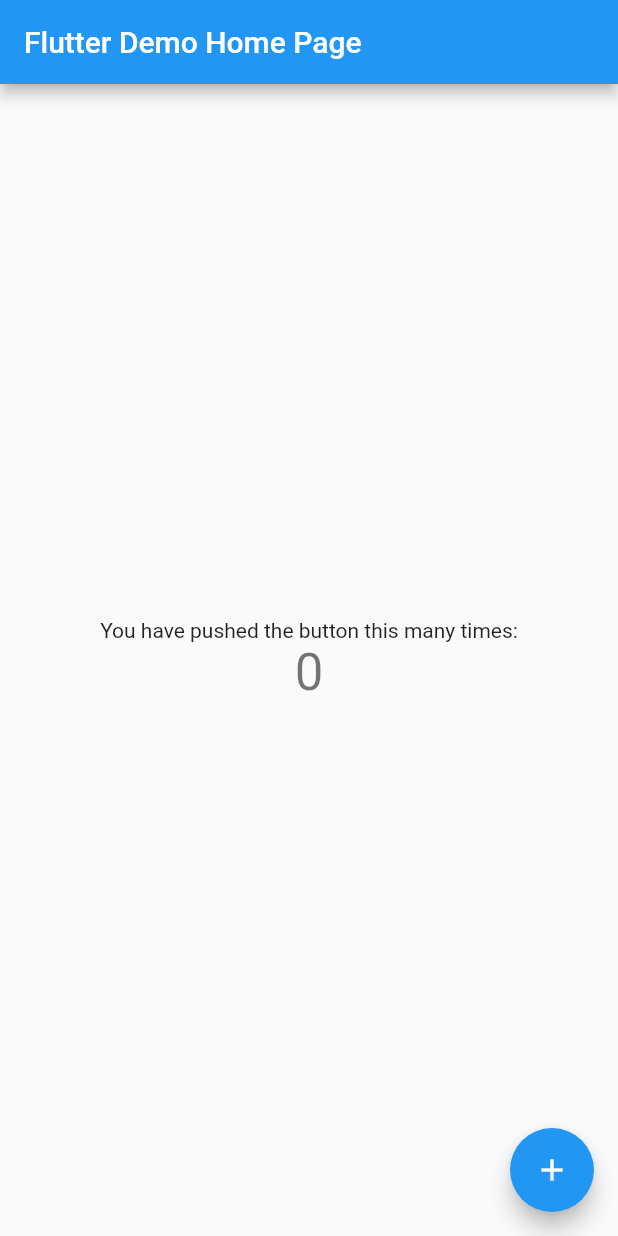
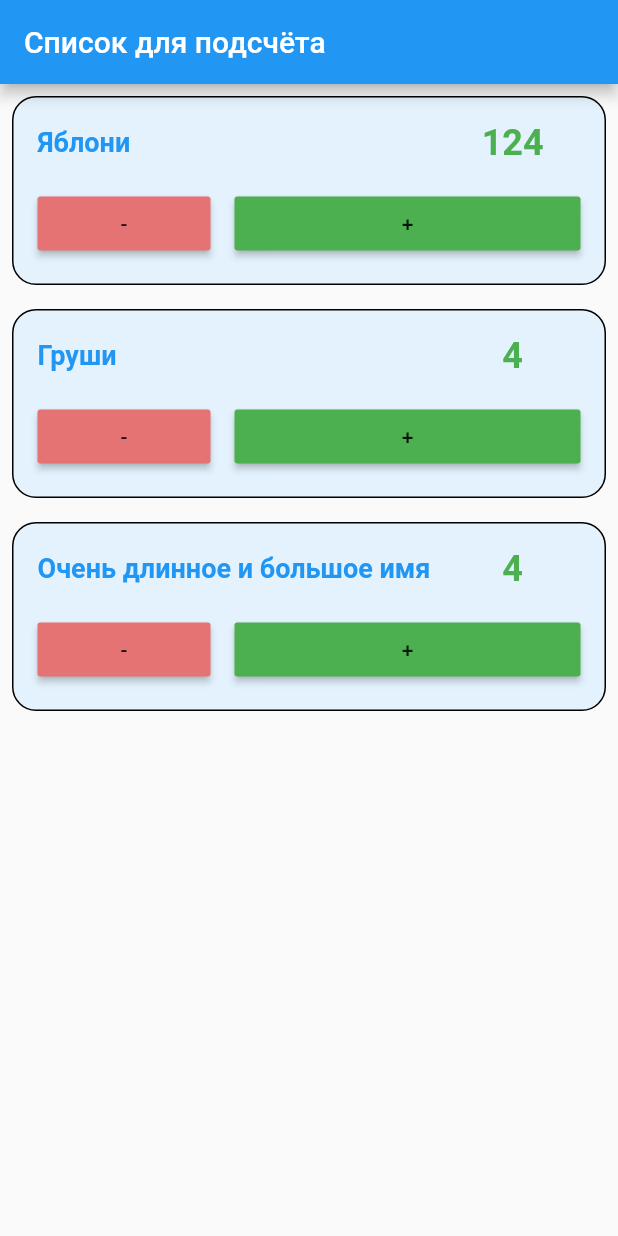
Before and after one commit to AleshaD/inventory_records, a Flutter app: the screen it shows after launch, on a phone screen of 412 x 824 dp. Run offline on Flutter 3.47's test engine with Material 2 defaults, Android fonts, the phone set to English and light mode, and no system bars; our stand-ins replace bloc; missing offline and left inert: shared_preferences_web.

Commit message:
counting list screen

```diff
--- a/lib/main.dart
+++ b/lib/main.dart
@@ -1,4 +1,5 @@
 import 'package:flutter/material.dart';
+import 'package:inventory/screens/counting_list/counting_list_screen.dart';
 
 void main() {
   runApp(const MyApp());
@@ -10,58 +11,11 @@ class MyApp extends StatelessWidget {
   @override
   Widget build(BuildContext context) {
     return MaterialApp(
-      title: 'Flutter Demo',
+      title: 'Count List',
       theme: ThemeData(
         primarySwatch: Colors.blue,
       ),
-      home: const MyHomePage(title: 'Flutter Demo Home Page'),
+      home: CountingListScreen(),
     );
   }
 }
-
-class MyHomePage extends StatefulWidget {
-  const MyHomePage({Key? key, required this.title}) : super(key: key);
-
-  final String title;
-
-  @override
-  State<MyHomePage> createState() => _MyHomePageState();
-}
-
-class _MyHomePageState extends State<MyHomePage> {
-  int _counter = 0;
-
-  void _incrementCounter() {
-    setState(() {
-      _counter++;
-    });
-  }
-
-  @override
-  Widget build(BuildContext context) {
-    return Scaffold(
-      appBar: AppBar(
-        title: Text(widget.title),
-      ),
-      body: Center(
-        child: Column(
-          mainAxisAlignment: MainAxisAlignment.center,
-          children: <Widget>[
-            const Text(
-              'You have pushed the button this many times:',
-            ),
-            Text(
-              '$_counter',
-              style: Theme.of(context).textTheme.headline4,
-            ),
-          ],
-        ),
-      ),
-      floatingActionButton: FloatingActionButton(
-        onPressed: _incrementCounter,
-        tooltip: 'Increment',
-        child: const Icon(Icons.add),
-      ),
-    );
-  }
-}
--- /dev/null
+++ b/lib/mocks.dart
@@ -0,0 +1,19 @@
+import 'package:inventory/models/count_item.dart';
+
+List<CountItem> countItemsMock = [
+  CountItem(
+    id: '1',
+    name: 'Яблони',
+    value: 124,
+  ),
+  CountItem(
+    id: '2',
+    name: 'Груши',
+    value: 4,
+  ),
+  CountItem(
+    id: '3',
+    name: 'Очень длинное и большое имя',
+    value: 4,
+  ),
+];
--- a/lib/screens/counting_list/count_list_tile.dart
+++ b/lib/screens/counting_list/count_list_tile.dart
@@ -0,0 +1,101 @@
+import 'package:flutter/material.dart';
+import 'package:inventory/models/count_item.dart';
+
+class CountListTile extends StatefulWidget {
+  const CountListTile(this.countItem, {Key? key}) : super(key: key);
+
+  final CountItem countItem;
+
+  @override
+  _CountListTileState createState() => _CountListTileState();
+}
+
+class _CountListTileState extends State<CountListTile> {
+  late final String id;
+  late String name;
+  late int value;
+
+  @override
+  void initState() {
+    super.initState();
+    id = widget.countItem.id;
+    name = widget.countItem.name;
+    value = widget.countItem.value;
+  }
+
+  void buttonPressed(int change) {
+    setState(() {
+      value += change;
+    });
+  }
+
+  @override
+  Widget build(BuildContext context) {
+    return Container(
+      padding: const EdgeInsets.all(16),
+      decoration: BoxDecoration(
+          color: Colors.blue.shade50,
+          borderRadius: BorderRadius.all(
+            Radius.circular(16),
+          ),
+          border: Border.all()),
+      child: Column(
+        children: [
+          Row(
+            // mainAxisAlignment: MainAxisAlignment.spaceAround,
+            children: [
+              Expanded(
+                flex: 3,
+                child: Text(
+                  name,
+                  style: TextStyle(fontSize: 18, color: Colors.blue, fontWeight: FontWeight.w700),
+                ),
+              ),
+              Expanded(
+                child: Container(
+                  width: 30,
+                  child: Center(
+                    child: Text(
+                      '$value',
+                      style:
+                          TextStyle(fontSize: 24, color: Colors.green, fontWeight: FontWeight.w700),
+                    ),
+                  ),
+                ),
+              ),
+            ],
+          ),
+          SizedBox(
+            height: 16,
+          ),
+          Row(
+            children: [
+              Expanded(
+                child: MaterialButton(
+                  color: Colors.red.shade300,
+                  onPressed: () {
+                    buttonPressed(-1);
+                  },
+                  child: Text('-'),
+                ),
+              ),
+              SizedBox(
+                width: 16,
+              ),
+              Expanded(
+                flex: 2,
+                child: MaterialButton(
+                  color: Colors.green,
+                  onPressed: () {
+                    buttonPressed(1);
+                  },
+                  child: Text('+'),
+                ),
+              ),
+            ],
+          ),
+        ],
+      ),
+    );
+  }
+}
--- a/lib/screens/counting_list/counting_list_screen.dart
+++ b/lib/screens/counting_list/counting_list_screen.dart
@@ -0,0 +1,25 @@
+import 'package:flutter/material.dart';
+import 'package:inventory/mocks.dart';
+import 'package:inventory/screens/counting_list/count_list_tile.dart';
+
+class CountingListScreen extends StatelessWidget {
+  const CountingListScreen({Key? key}) : super(key: key);
+
+  @override
+  Widget build(BuildContext context) {
+    return Scaffold(
+      appBar: AppBar(
+        title: Text('Список для подсчёта'),
+      ),
+      body: ListView(
+        children: List.generate(
+          countItemsMock.length,
+          (index) => Padding(
+            padding: const EdgeInsets.all(8.0),
+            child: CountListTile(countItemsMock[index]),
+          ),
+        ),
+      ),
+    );
+  }
+}
```
